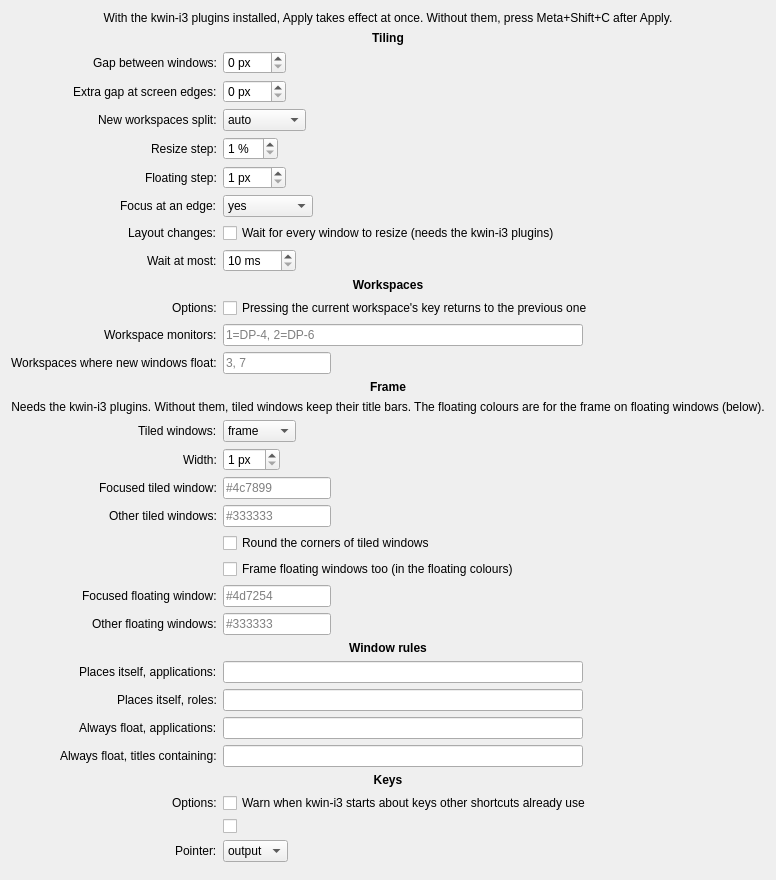
Old version of the form package/contents/ui/config.ui in the repository grandpaul2/kwin-i3.
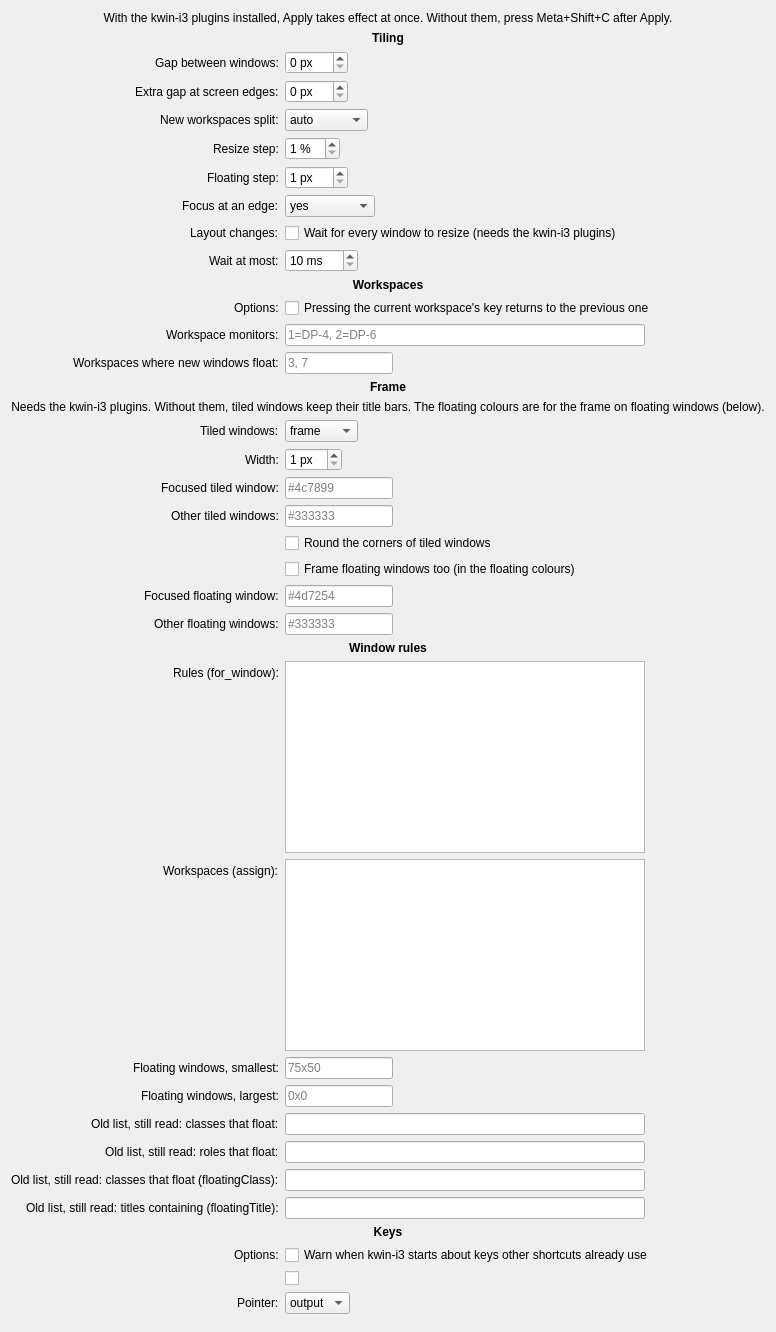
New version of the form.

Commit message: Redo stage 3: i3's kinds and rules: forWindow and assign in i3's syntax, the floating sizes, the old lists read as rules

Patch:
```diff
--- a/package/contents/ui/config.ui
+++ b/package/contents/ui/config.ui
@@ -540,16 +540,111 @@
       </widget>
      </item>
      <item row="24" column="0">
+      <widget class="QLabel" name="forWindowLabel">
+       <property name="text">
+        <string>Rules (for_window):</string>
+       </property>
+       <property name="buddy">
+        <cstring>kcfg_forWindow</cstring>
+       </property>
+      </widget>
+     </item>
+     <item row="24" column="1">
+      <widget class="QPlainTextEdit" name="kcfg_forWindow">
+       <property name="kcfg_property" stdset="0">
+        <cstring>plainText</cstring>
+       </property>
+       <property name="toolTip">
+        <string>i3's for_window rules, one per line (or separated by ;): [criteria] floating enable, or floating disable. Criteria: class, instance, title, window_role, window_type (normal, dialog, utility, toolbar, splash, notification), workspace (the number), floating, tiling, all; each a regular expression in quotes, all in one rule must match. Each rule runs at most once per window, when it opens or changes title or class. Example: [class="^org\.kde\.kate$" title="Find"] floating enable</string>
+       </property>
+       <property name="maximumBlockCount">
+        <number>200</number>
+       </property>
+       <property name="minimumSize">
+        <size>
+         <width>360</width>
+         <height>96</height>
+        </size>
+       </property>
+      </widget>
+     </item>
+     <item row="25" column="0">
+      <widget class="QLabel" name="assignLabel">
+       <property name="text">
+        <string>Workspaces (assign):</string>
+       </property>
+       <property name="buddy">
+        <cstring>kcfg_assign</cstring>
+       </property>
+      </widget>
+     </item>
+     <item row="25" column="1">
+      <widget class="QPlainTextEdit" name="kcfg_assign">
+       <property name="kcfg_property" stdset="0">
+        <cstring>plainText</cstring>
+       </property>
+       <property name="toolTip">
+        <string>i3's assign rules, one per line: [criteria] → 5 opens matching windows on workspace 5 (shown or not, without switching a monitor); [criteria] output DP-6 opens them on that monitor's visible workspace. The same criteria as the rules above.</string>
+       </property>
+       <property name="minimumSize">
+        <size>
+         <width>360</width>
+         <height>64</height>
+        </size>
+       </property>
+      </widget>
+     </item>
+     <item row="26" column="0">
+      <widget class="QLabel" name="floatingMinimumSizeLabel">
+       <property name="text">
+        <string>Floating windows, smallest:</string>
+       </property>
+       <property name="buddy">
+        <cstring>kcfg_floatingMinimumSize</cstring>
+       </property>
+      </widget>
+     </item>
+     <item row="26" column="1">
+      <widget class="QLineEdit" name="kcfg_floatingMinimumSize">
+       <property name="toolTip">
+        <string>i3's floating_minimum_size, width x height in px: a window becoming floating is made at least this big. 0x0 means i3's 75x50; -1x-1 no minimum. KWin's own floor (about 150 px wide for a window with a title bar) applies anyway.</string>
+       </property>
+       <property name="placeholderText">
+        <string>75x50</string>
+       </property>
+      </widget>
+     </item>
+     <item row="27" column="0">
+      <widget class="QLabel" name="floatingMaximumSizeLabel">
+       <property name="text">
+        <string>Floating windows, largest:</string>
+       </property>
+       <property name="buddy">
+        <cstring>kcfg_floatingMaximumSize</cstring>
+       </property>
+      </widget>
+     </item>
+     <item row="27" column="1">
+      <widget class="QLineEdit" name="kcfg_floatingMaximumSize">
+       <property name="toolTip">
+        <string>i3's floating_maximum_size, width x height in px: a window becoming floating is made at most this big. 0x0 means all monitors together; -1x-1 no maximum.</string>
+       </property>
+       <property name="placeholderText">
+        <string>0x0</string>
+       </property>
+      </widget>
+     </item>
+     <item row="28" column="0">
       <widget class="QLabel" name="ignoreClassLabel">
        <property name="text">
-        <string>Places itself, applications:</string>
+        <string>Old list, still read: classes that float:</string>
        </property>
        <property name="buddy">
         <cstring>kcfg_ignoreClass</cstring>
        </property>
       </widget>
      </item>
-     <item row="24" column="1">
+     <item row="28" column="1">
       <widget class="QLineEdit" name="kcfg_ignoreClass">
        <property name="minimumSize">
         <size>
@@ -562,17 +657,17 @@
        </property>
       </widget>
      </item>
-     <item row="25" column="0">
+     <item row="29" column="0">
       <widget class="QLabel" name="ignoreRoleLabel">
        <property name="text">
-        <string>Places itself, roles:</string>
+        <string>Old list, still read: roles that float:</string>
        </property>
        <property name="buddy">
         <cstring>kcfg_ignoreRole</cstring>
        </property>
       </widget>
      </item>
-     <item row="25" column="1">
+     <item row="29" column="1">
       <widget class="QLineEdit" name="kcfg_ignoreRole">
        <property name="minimumSize">
         <size>
@@ -585,17 +680,17 @@
        </property>
       </widget>
      </item>
-     <item row="26" column="0">
+     <item row="30" column="0">
       <widget class="QLabel" name="floatingClassLabel">
        <property name="text">
-        <string>Always float, applications:</string>
+        <string>Old list, still read: classes that float (floatingClass):</string>
        </property>
        <property name="buddy">
         <cstring>kcfg_floatingClass</cstring>
        </property>
       </widget>
      </item>
-     <item row="26" column="1">
+     <item row="30" column="1">
       <widget class="QLineEdit" name="kcfg_floatingClass">
        <property name="minimumSize">
         <size>
@@ -608,17 +703,17 @@
        </property>
       </widget>
      </item>
-     <item row="27" column="0">
+     <item row="31" column="0">
       <widget class="QLabel" name="floatingTitleLabel">
        <property name="text">
-        <string>Always float, titles containing:</string>
+        <string>Old list, still read: titles containing (floatingTitle):</string>
        </property>
        <property name="buddy">
         <cstring>kcfg_floatingTitle</cstring>
        </property>
       </widget>
      </item>
-     <item row="27" column="1">
+     <item row="31" column="1">
       <widget class="QLineEdit" name="kcfg_floatingTitle">
        <property name="minimumSize">
         <size>
@@ -631,7 +726,7 @@
        </property>
       </widget>
      </item>
-     <item row="28" column="0" colspan="2">
+     <item row="32" column="0" colspan="2">
       <widget class="QLabel" name="keysHeading">
        <property name="text">
         <string>Keys</string>
@@ -649,7 +744,7 @@
        </property>
       </widget>
      </item>
-     <item row="29" column="0">
+     <item row="33" column="0">
       <widget class="QLabel" name="warnTakenKeysLabel">
        <property name="text">
         <string>Options:</string>
@@ -659,14 +754,14 @@
        </property>
       </widget>
      </item>
-     <item row="29" column="1">
+     <item row="33" column="1">
       <widget class="QCheckBox" name="kcfg_warnTakenKeys">
        <property name="text">
         <string>Warn when kwin-i3 starts about keys other shortcuts already use</string>
        </property>
       </widget>
      </item>
-     <item row="31" column="0">
+     <item row="35" column="0">
       <widget class="QLabel" name="mouseWarpingLabel">
        <property name="text">
         <string>Pointer:</string>
@@ -676,7 +771,7 @@
        </property>
       </widget>
      </item>
-     <item row="31" column="1">
+     <item row="35" column="1">
       <widget class="QComboBox" name="kcfg_mouseWarping">
        <property name="kcfg_property" stdset="0">
         <cstring>currentText</cstring>
@@ -696,7 +791,7 @@
        </item>
       </widget>
      </item>
-     <item row="30" column="1">
+     <item row="34" column="1">
       <!-- Hidden, as on the page (debugLog does nothing on a desktop, docs/debugging.md): kept so
            Defaults still resets the key the test KWin uses. -->
       <widget class="QCheckBox" name="kcfg_debugLog">
```
Left out of the diff: 4 changed lines with no effect on the pictures. The commit also changes 22 other files.
